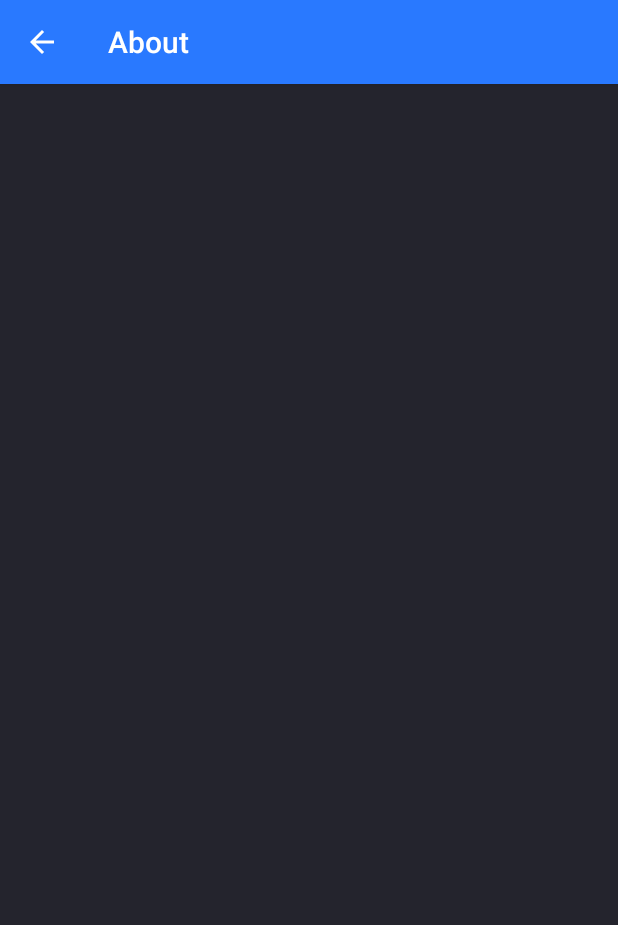
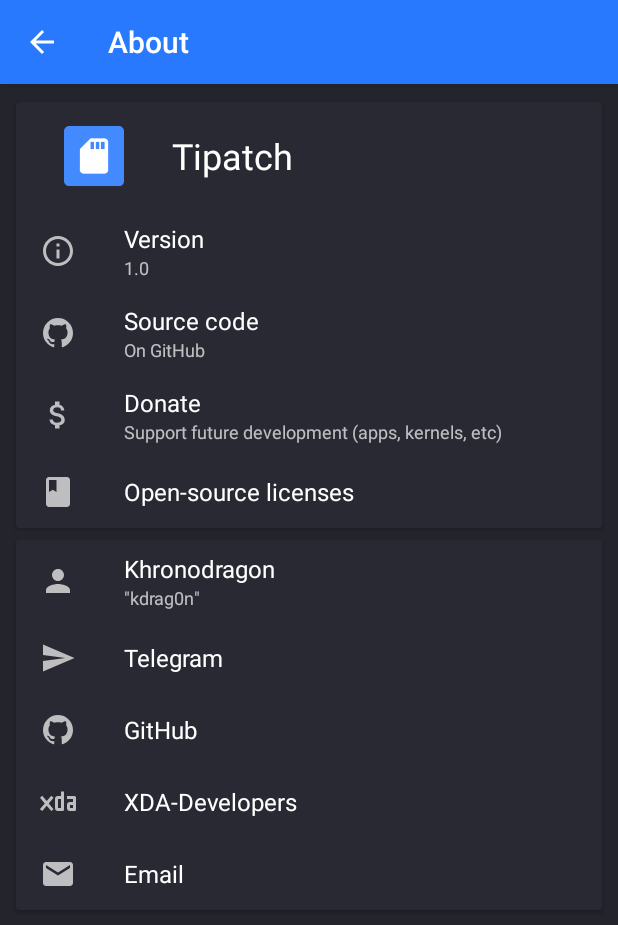
Before and after one commit to kdrag0n/tipatch, an Android app: the AboutActivity screen opened directly, with no data from a screen before it, on a phone screen of 412 x 824 dp. Shown: the top 925 px of the screen. Run offline under Robolectric (Android 15) with nearby library versions, the phone set to English and light mode, and no system bars.

Commit message:
Add orientation to activity layouts
...

```diff
--- a/app/src/main/res/layout/activity_about.xml
+++ b/app/src/main/res/layout/activity_about.xml
@@ -3,7 +3,8 @@
     xmlns:app="http://schemas.android.com/apk/res-auto"
     xmlns:tools="http://schemas.android.com/tools"
     android:layout_width="match_parent"
-    android:layout_height="match_parent">
+    android:layout_height="match_parent"
+    android:orientation="vertical">
 
     <include
         android:id="@+id/toolbar_about"
--- a/app/src/main/res/layout/activity_license.xml
+++ b/app/src/main/res/layout/activity_license.xml
@@ -3,7 +3,8 @@
     xmlns:app="http://schemas.android.com/apk/res-auto"
     xmlns:tools="http://schemas.android.com/tools"
     android:layout_width="match_parent"
-    android:layout_height="wrap_content">
+    android:layout_height="wrap_content"
+    android:orientation="vertical">
 
     <include
         android:id="@+id/toolbar_license"
```
